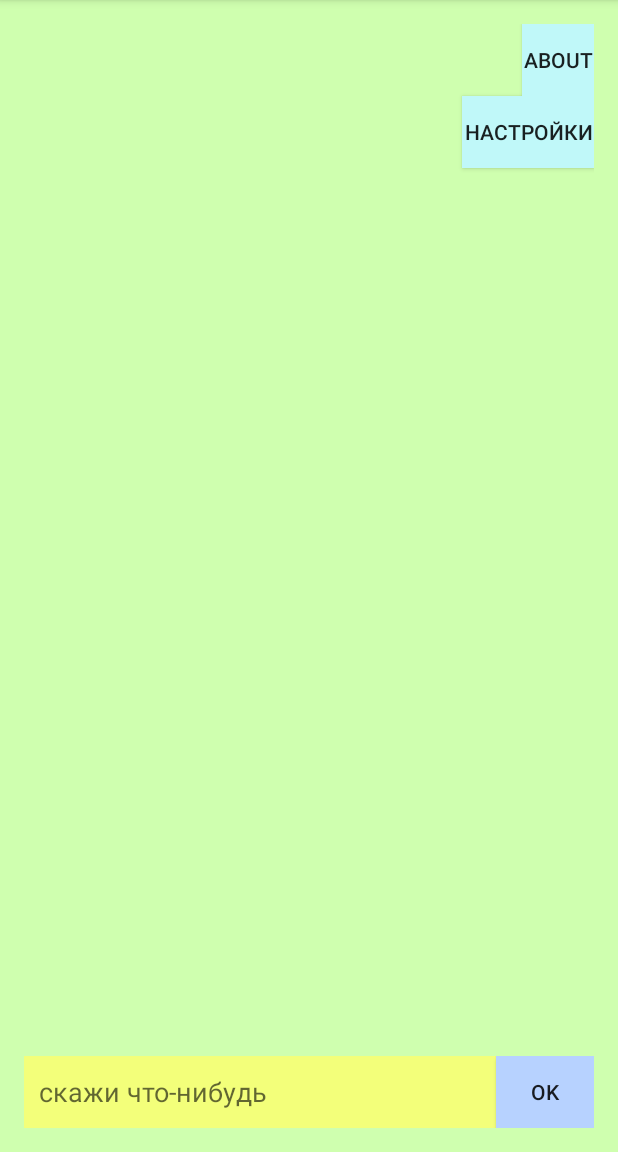
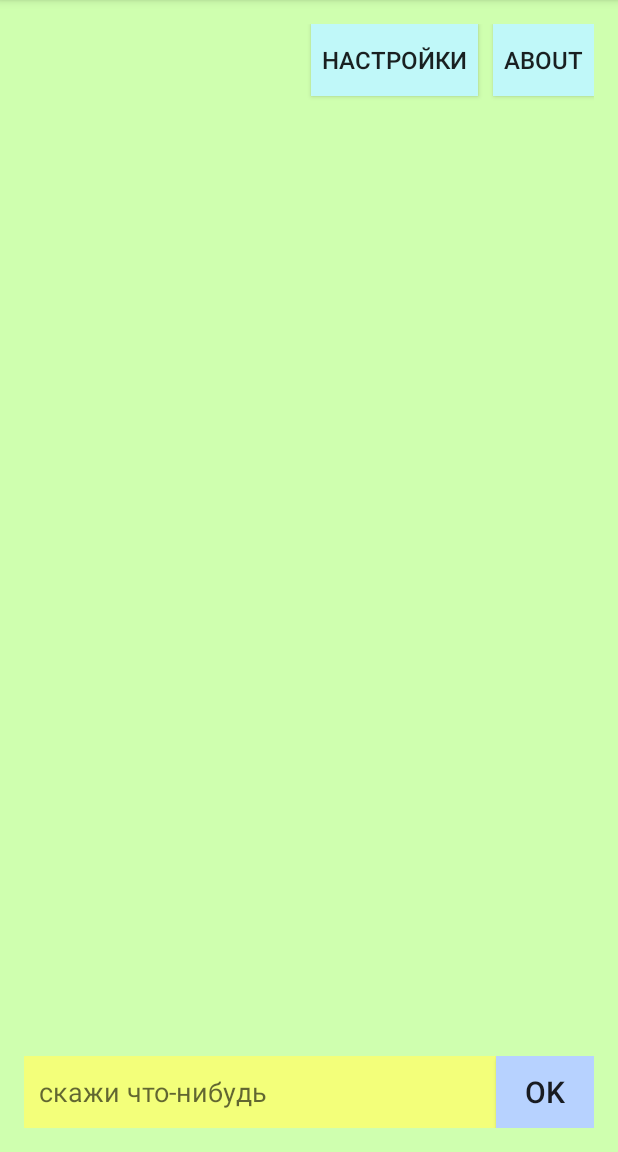
Before and after one commit to AppCampSiberia/ChatBot, an Android app: the screen it shows after launch (MainActivity), on a phone screen of 412 x 824 dp, the part 84-1236 px from its top. Run offline under Robolectric (Android 15) with nearby library versions, the phone set to English and light mode, and no system bars.

Commit message:
домашняя работа

```diff
--- a/app/src/main/java/ru/appcampsiberia/chatbot/MainActivity.java
+++ b/app/src/main/java/ru/appcampsiberia/chatbot/MainActivity.java
@@ -43,6 +43,7 @@ public class MainActivity extends AppCompatActivity {
     ArrayList <String> randomAns = new ArrayList<>();
     ArrayList <String> unknownQue = new ArrayList<>();
     Button buttonAbout;
+    Button buttonSet;
 
     boolean waitingAnswer = false;
     String curQue;
@@ -64,6 +65,14 @@ public class MainActivity extends AppCompatActivity {
             @Override
             public void onClick(View view) {
                 startActivityForResult(new Intent(getApplicationContext(), About.class), 0);
+            }
+        });
+
+        buttonSet = (Button) findViewById(R.id.buttonSet);
+        buttonSet.setOnClickListener(new View.OnClickListener() {
+            @Override
+            public void onClick(View view) {
+                startActivityForResult(new Intent(getApplicationContext(), Settings.class), 0);
             }
         });
 
@@ -92,6 +101,7 @@ public class MainActivity extends AppCompatActivity {
                 }
 
                 TextView mes = new TextView(MainActivity.this);
+                mes.setTextSize(18);
                 cntMes++;
                 mes.setText(messageField.getText());
                 mes.setBackgroundColor(Color.parseColor("#a8eddf"));
@@ -119,6 +129,7 @@ public class MainActivity extends AppCompatActivity {
 
 
                 TextView ans = new TextView(MainActivity.this);
+                ans.setTextSize(18);
                 String answer = getAnswer(messageField.getText());
                 answer += '.';
                 Random r = new Random();
--- a/app/src/main/res/layout/activity_main.xml
+++ b/app/src/main/res/layout/activity_main.xml
@@ -21,14 +21,11 @@
         android:weightSum="1"
         android:background="#CFFFAF">
 
-        <Button
-            style="?android:attr/buttonStyleSmall"
-            android:layout_width="wrap_content"
+        <LinearLayout
+            android:orientation="horizontal"
+            android:layout_width="match_parent"
             android:layout_height="wrap_content"
-            android:text="about"
-            android:id="@+id/buttonAbout"
-            android:layout_gravity="right"
-            android:background="#C0F8F9" />
+            android:gravity="right">
 
             <Button
                 android:layout_width="wrap_content"
@@ -36,7 +33,24 @@
                 android:id="@+id/buttonSet"
                 android:background="#C0F8F9"
                 android:text="Настройки"
-            android:layout_gravity="right" />
+                android:paddingRight="7dp"
+                android:paddingLeft="7dp"
+                android:textSize="16dp"
+                android:layout_marginBottom="12dp" />
+
+            <Button
+                style="?android:attr/buttonStyleSmall"
+                android:layout_width="wrap_content"
+                android:layout_height="wrap_content"
+                android:text="ABOUT"
+                android:id="@+id/buttonAbout"
+                android:background="#C0F8F9"
+                android:layout_marginLeft="10dp"
+                android:paddingLeft="7dp"
+                android:paddingRight="7dp"
+                android:textSize="16dp"
+                android:layout_marginBottom="12dp" />
+        </LinearLayout>
 
         <LinearLayout
             android:orientation="horizontal"
@@ -50,7 +64,8 @@
             android:layout_width="match_parent"
             android:layout_height="wrap_content"
             android:id="@+id/scrollView"
-            android:layout_weight="1">
+            android:layout_weight="1"
+            android:fillViewport="false">
 
             <LinearLayout
                  android:orientation="vertical"
@@ -84,9 +99,10 @@
                 style="?android:attr/buttonStyleSmall"
                 android:layout_width="65dp"
                 android:layout_height="wrap_content"
-                android:text="Ok"
+                android:text="OK"
                 android:id="@+id/submitxxx"
-                android:background="#b7d2ff" />
+                android:background="#b7d2ff"
+                android:textSize="20dp" />
 
 
 
--- a/app/src/main/res/layout/activity_settings.xml
+++ b/app/src/main/res/layout/activity_settings.xml
@@ -62,11 +62,11 @@
         android:textAppearance="?android:attr/textAppearanceMedium"
         android:text="Неон"
         android:id="@+id/textView7"
-        android:layout_alignTop="@+id/buttonNeon"
         android:layout_alignParentLeft="true"
         android:layout_alignParentStart="true"
         android:background="#000000"
-        android:textColor="#15FF00" />
+        android:textColor="#15FF00"
+        android:layout_alignBottom="@+id/buttonNeon" />
 
     <TextView
         android:layout_width="wrap_content"
```
Also changed, not shown: app/src/main/java/ru/appcampsiberia/chatbot/About.java (+0 -7 lines), app/src/main/java/ru/appcampsiberia/chatbot/Settings.java (+8 -9 lines). Lines whose indentation alone changed are shown as unchanged.
